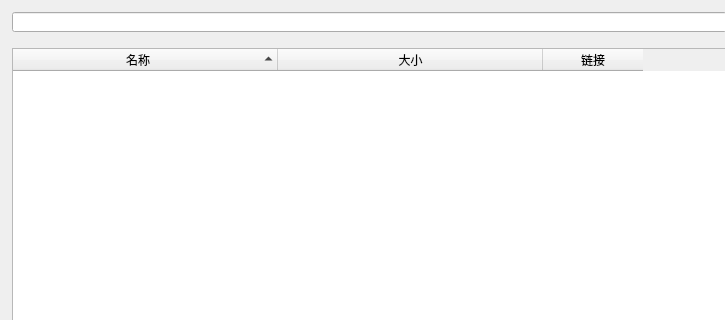
This is mag_search.ui in chroming/MagSearch as Qt 5 draws it before an edit; both pictures show x 0 to 725 and y 0 to 320 of the 1087 by 517 pixel window. The edited form follows.
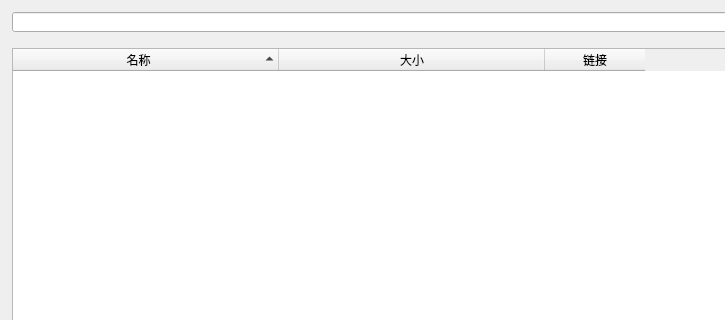
This is the edited form. Icons and pictures are not drawn.

Patch:
```diff
--- a/mag_search.ui
+++ b/mag_search.ui
@@ -102,7 +102,7 @@
      <bool>true</bool>
     </attribute>
     <attribute name="headerDefaultSectionSize">
-     <number>265</number>
+     <number>266</number>
     </attribute>
     <attribute name="headerHighlightSections">
      <bool>true</bool>
```
